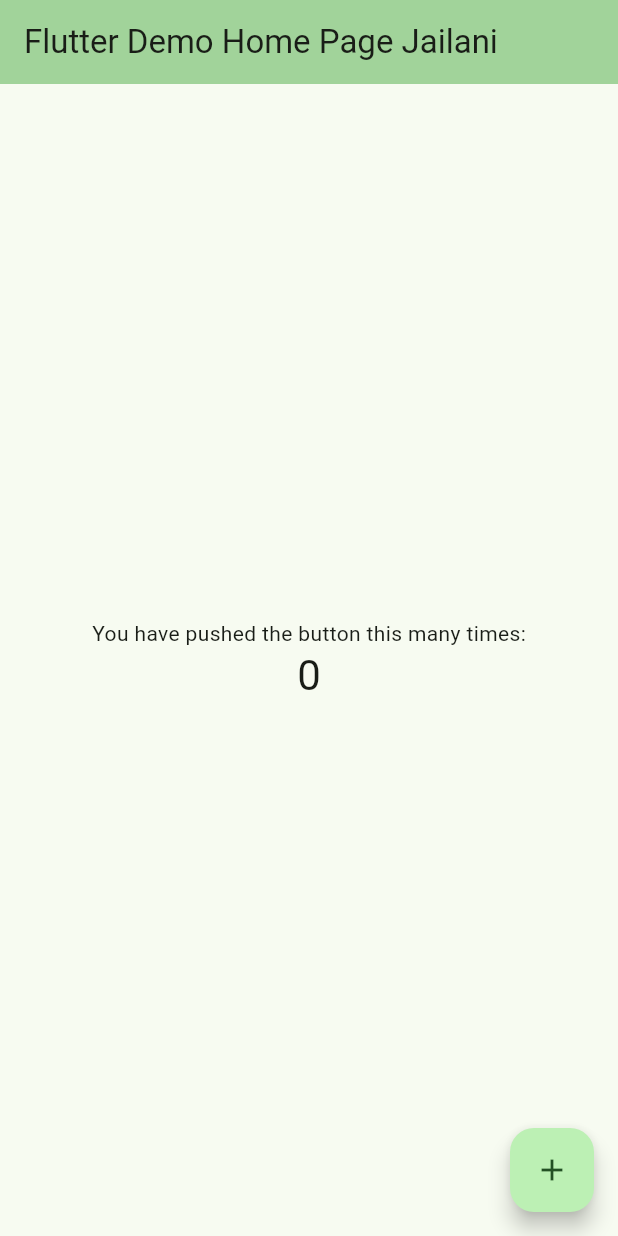
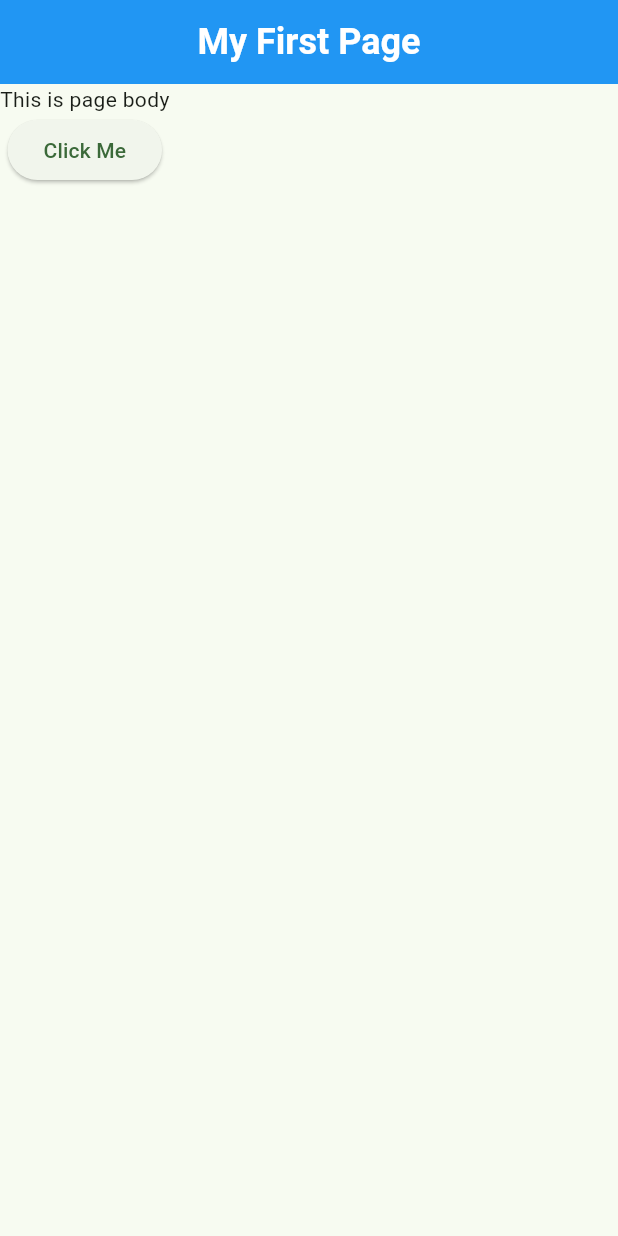
Before and after one commit to jailanihar/AD3307-MAD-DADT03, a Flutter app: the screen it shows after launch, on a phone screen of 412 x 824 dp. Run offline on Flutter 3.47's test engine with Material 3 defaults, Android fonts, the phone set to English and light mode, and no system bars.

Commit message:
Code after week 3 slot 1

```diff
--- a/week03/slot01/myfirstmobileapp/lib/main.dart
+++ b/week03/slot01/myfirstmobileapp/lib/main.dart
@@ -13,25 +13,50 @@ class MyApp extends StatelessWidget {
     return MaterialApp(
       title: 'Flutter Demo',
       theme: ThemeData(
-        // This is the theme of your application.
-        //
-        // TRY THIS: Try running your application with "flutter run". You'll see
-        // the application has a purple toolbar. Then, without quitting the app,
-        // try changing the seedColor in the colorScheme below to Colors.green
-        // and then invoke "hot reload" (save your changes or press the "hot
-        // reload" button in a Flutter-supported IDE, or press "r" if you used
-        // the command line to start the app).
-        //
-        // Notice that the counter didn't reset back to zero; the application
-        // state is not lost during the reload. To reset the state, use hot
-        // restart instead.
-        //
-        // This works for code too, not just values: Most code changes can be
-        // tested with just a hot reload.
         colorScheme: ColorScheme.fromSeed(seedColor: Colors.green),
       ),
-      home: const MyHomePage(title: 'Flutter Demo Home Page Jailani'),
+      // home: const MyHomePage(title: 'Flutter Demo Home Page Jailani'),
+      home: const MyFirstPage(),
     );
+  }
+}
+
+class MyFirstPage extends StatelessWidget {
+  const MyFirstPage({super.key});
+
+  @override
+  Widget build(BuildContext context) {
+    return Scaffold(
+      appBar: AppBar(
+        title: const Text(
+          'My First Page',
+          style: TextStyle(
+            color: Colors.white,
+            fontSize: 24,
+            fontWeight: FontWeight.bold,
+          ),
+        ),
+        centerTitle: true,
+        backgroundColor: Colors.blue,
+      ),
+      body: Column(
+        children: [
+          const Text('This is page body'),
+          ElevatedButton(
+            onPressed: () {},
+            child: const Text('Click Me'),
+          ),
+        ],
+      ),
+    );
+    // return Text(
+    //   'Hello, this is my first page!',
+    //   style: TextStyle(
+    //     color: Colors.cyan,
+    //     fontSize: 24,
+    //     fontWeight: FontWeight.bold,
+    //   ),
+    // );
   }
 }
 
```
